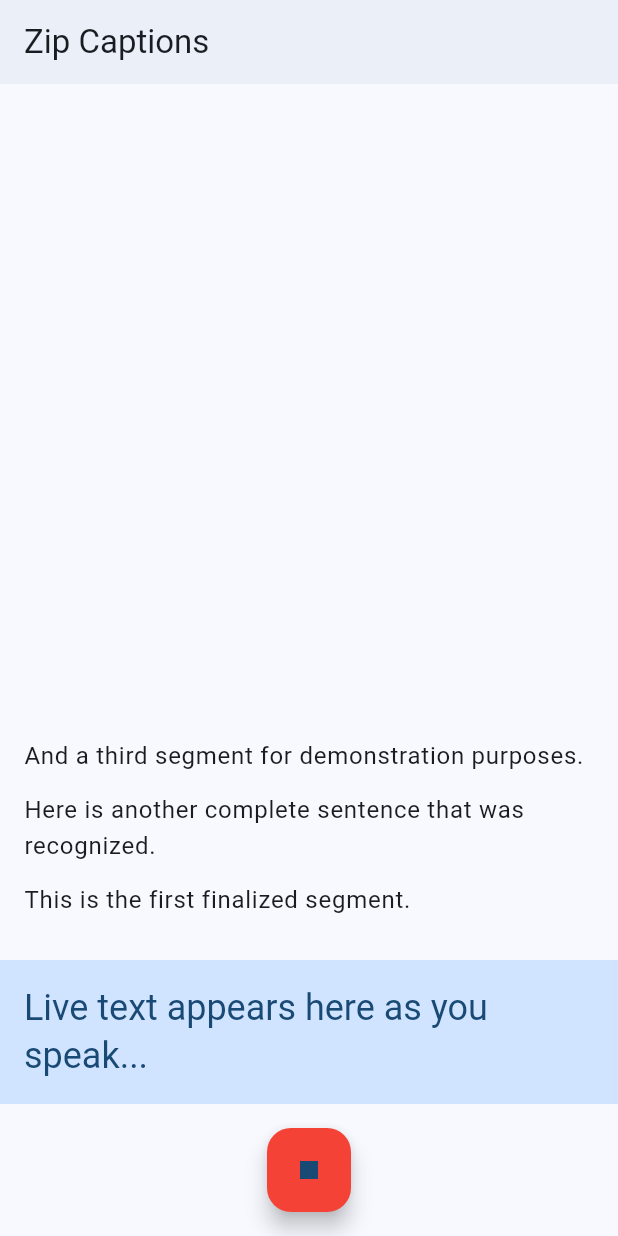
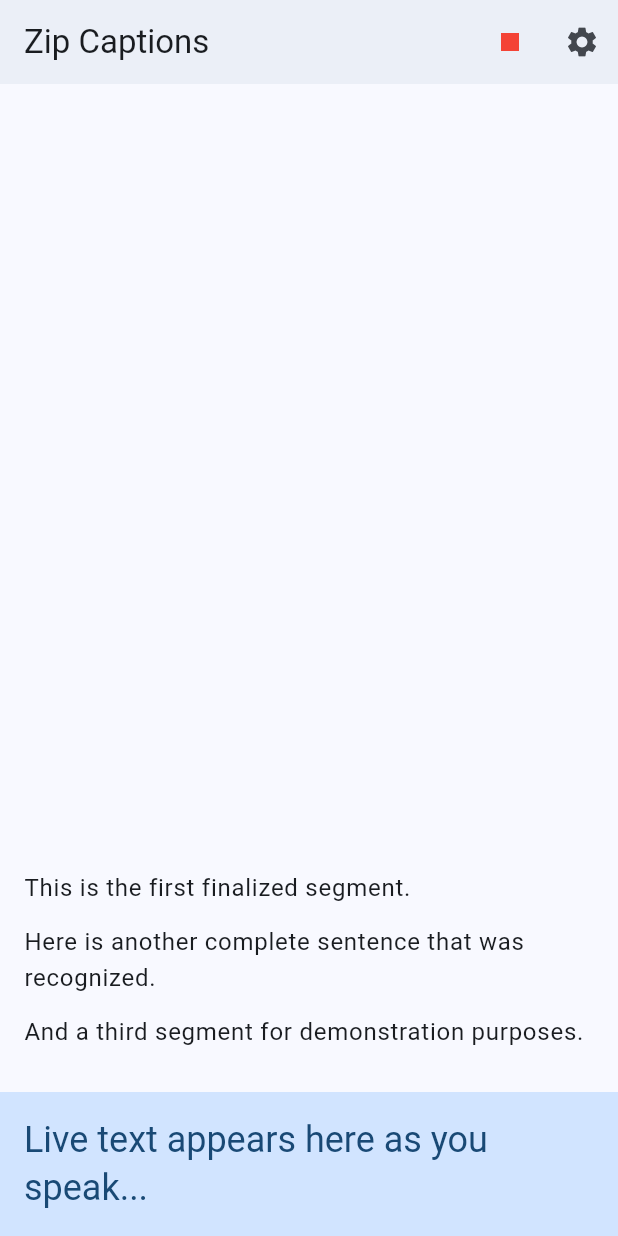
Before and after one commit to Zip-Captions/zip_captions_mobile, a Flutter app: the screen it shows after launch, after a tap on the "mic" icon, on a phone screen of 412 x 824 dp. Run offline on Flutter 3.47's test engine with Material 3 defaults, Android fonts, the phone set to English and light mode, and no system bars.

Commit message:
Text flow

```diff
--- a/lib/screens/home_screen.dart
+++ b/lib/screens/home_screen.dart
@@ -1,7 +1,6 @@
 import 'package:flutter/material.dart';
 import '../widgets/recording/live_caption_display.dart';
 import '../widgets/recording/finalized_segments_list.dart';
-import '../widgets/recording/recording_controls.dart';
 
 enum ScrollDirection { topToBottom, bottomToTop }
 
@@ -35,10 +34,74 @@
     });
   }
 
+  void _showScrollDirectionDialog() {
+    showDialog(
+      context: context,
+      builder: (BuildContext context) {
+        return AlertDialog(
+          title: const Text('Scroll Direction'),
+          content: Column(
+            mainAxisSize: MainAxisSize.min,
+            children: [
+              RadioListTile<ScrollDirection>(
+                title: const Text('Top to Bottom'),
+                subtitle: const Text(
+                  'Live captions at top, newest segments at bottom',
+                ),
+                value: ScrollDirection.topToBottom,
+                groupValue: _scrollDirection,
+                onChanged: (ScrollDirection? value) {
+                  if (value != null) {
+                    setState(() {
+                      _scrollDirection = value;
+                    });
+                    Navigator.of(context).pop();
+                  }
+                },
+              ),
+              RadioListTile<ScrollDirection>(
+                title: const Text('Bottom to Top'),
+                subtitle: const Text(
+                  'Newest segments at top, live captions at bottom',
+                ),
+                value: ScrollDirection.bottomToTop,
+                groupValue: _scrollDirection,
+                onChanged: (ScrollDirection? value) {
+                  if (value != null) {
+                    setState(() {
+                      _scrollDirection = value;
+                    });
+                    Navigator.of(context).pop();
+                  }
+                },
+              ),
+            ],
+          ),
+        );
+      },
+    );
+  }
+
   @override
   Widget build(BuildContext context) {
     return Scaffold(
-      appBar: AppBar(title: const Text('Zip Captions')),
+      appBar: AppBar(
+        title: const Text('Zip Captions'),
+        actions: [
+          if (_isRecording)
+            IconButton(
+              icon: const Icon(Icons.stop),
+              onPressed: _toggleRecording,
+              tooltip: 'Stop Recording',
+              color: Colors.red,
+            ),
+          IconButton(
+            icon: const Icon(Icons.settings),
+            onPressed: _showScrollDirectionDialog,
+            tooltip: 'Settings',
+          ),
+        ],
+      ),
       body: _isRecording ? _buildRecordingView() : _buildIdleView(),
     );
   }
@@ -53,22 +116,23 @@
   }
 
   Widget _buildRecordingView() {
+    // Get segments in the right order based on scroll direction
+    final displaySegments = _scrollDirection == ScrollDirection.topToBottom
+        ? _finalizedSegments.reversed.toList()
+        : _finalizedSegments;
+
     return Column(
+      mainAxisAlignment: _scrollDirection == ScrollDirection.bottomToTop
+          ? MainAxisAlignment.end
+          : MainAxisAlignment.start,
       children: [
         if (_scrollDirection == ScrollDirection.topToBottom) ...[
           LiveCaptionDisplay(text: _liveText),
-          FinalizedSegmentsList(
-            segments: _finalizedSegments,
-            reverseOrder: false,
-          ),
+          FinalizedSegmentsList(segments: displaySegments, reverseOrder: false),
         ] else ...[
-          FinalizedSegmentsList(
-            segments: _finalizedSegments,
-            reverseOrder: true,
-          ),
+          FinalizedSegmentsList(segments: displaySegments, reverseOrder: false),
           LiveCaptionDisplay(text: _liveText),
         ],
-        RecordingControls(onStop: _toggleRecording),
       ],
     );
   }
--- a/lib/widgets/recording/finalized_segments_list.dart
+++ b/lib/widgets/recording/finalized_segments_list.dart
@@ -12,8 +12,9 @@
 
   @override
   Widget build(BuildContext context) {
-    return Expanded(
+    return Flexible(
       child: ListView.builder(
+        shrinkWrap: true,
         reverse: reverseOrder,
         padding: const EdgeInsets.all(16),
         itemCount: segments.length,
--- a/lib/widgets/recording/recording_controls.dart
+++ /dev/null
@@ -1,19 +0,0 @@
-import 'package:flutter/material.dart';
-
-class RecordingControls extends StatelessWidget {
-  final VoidCallback onStop;
-
-  const RecordingControls({super.key, required this.onStop});
-
-  @override
-  Widget build(BuildContext context) {
-    return Padding(
-      padding: const EdgeInsets.all(16),
-      child: FloatingActionButton(
-        onPressed: onStop,
-        backgroundColor: Colors.red,
-        child: const Icon(Icons.stop),
-      ),
-    );
-  }
-}
```
